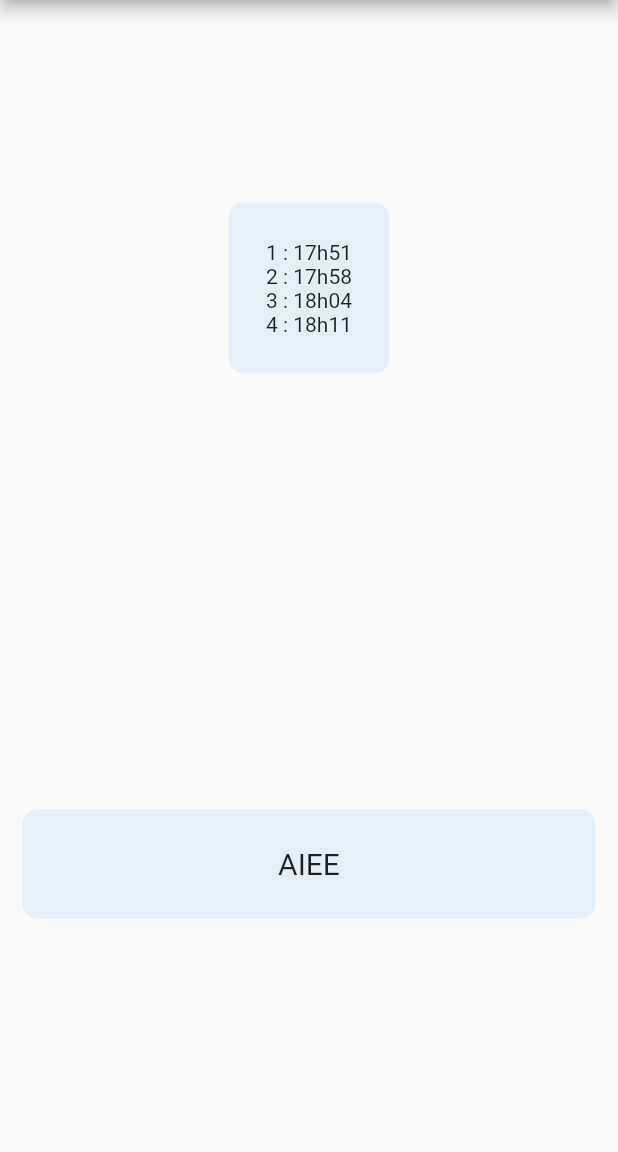
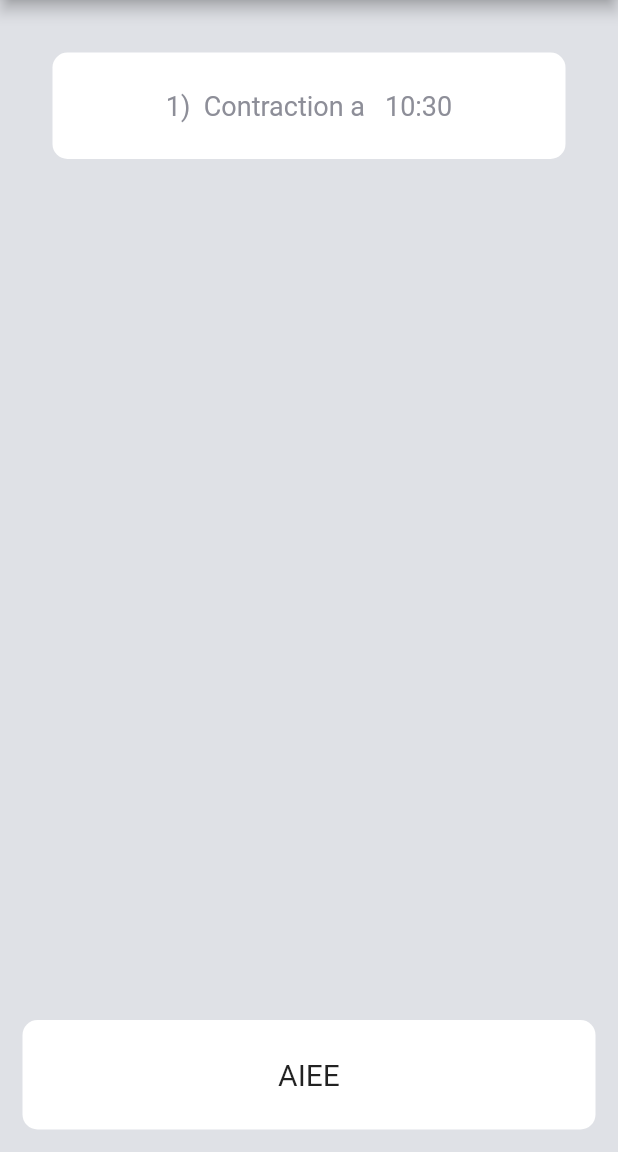
Before and after one commit to yos95/wtime, a Flutter app: the screen it shows after launch, after a tap on "AIEE", on a phone screen of 412 x 824 dp, the part 84-1236 px from its top. Run offline on Flutter 3.47's test engine with Material 2 defaults, Android fonts, the phone set to English and light mode, and no system bars; our stand-ins replace sqflite; accounts and stored records are empty.

Commit message:
finish 1/2

```diff
--- a/lib/main.dart
+++ b/lib/main.dart
@@ -1,4 +1,6 @@
 import 'package:flutter/material.dart';
+import 'package:wtime/utilities/constant.dart';
+import 'screens/home.dart';
 
 void main() => runApp(MyApp());
 
@@ -6,92 +8,12 @@ class MyApp extends StatelessWidget {
   @override
   Widget build(BuildContext context) {
     return MaterialApp(
-      title: 'Flutter Demo',
+      title: 'Wtime',
       theme: ThemeData(
-        brightness: Brightness.light,
-        primaryColor: Colors.blue,
+        scaffoldBackgroundColor: colorBackgroundScaffold,
       ),
       debugShowCheckedModeBanner: false,
-      home: MyHomePage(),
+      home: Home(),
     );
   }
 }
-
-class MyHomePage extends StatefulWidget {
-  @override
-  _MyHomePageState createState() => _MyHomePageState();
-}
-
-class _MyHomePageState extends State<MyHomePage> {
-  List<Widget> tabContract = [
-    Text('1 : 17h51'),
-    Text('2 : 17h58'),
-    Text('3 : 18h04'),
-    Text('4 : 18h11'),
-  ];
-  @override
-  Widget build(BuildContext context) {
-    return Scaffold(
-      appBar: AppBar(
-        title: Text("Wtime"),
-      ),
-      body: Center(
-        child: Column(
-          mainAxisSize: MainAxisSize.max,
-          mainAxisAlignment: MainAxisAlignment.center,
-          children: <Widget>[
-            Expanded(
-              child: Column(
-                mainAxisSize: MainAxisSize.max,
-                mainAxisAlignment: MainAxisAlignment.center,
-                children: <Widget>[
-                  Container(
-                    margin: EdgeInsets.all(15.0),
-                    padding: EdgeInsets.all(25.0),
-                    decoration: BoxDecoration(
-                      color: Colors.blue.withOpacity(0.1),
-                      borderRadius: BorderRadius.circular(10.0),
-                    ),
-                    child: Column(
-                      mainAxisAlignment: MainAxisAlignment.spaceEvenly,
-                      children: tabContract,
-                    ),
-                  ),
-                ],
-              ),
-            ),
-            Expanded(
-              child: Column(
-                mainAxisSize: MainAxisSize.max,
-                mainAxisAlignment: MainAxisAlignment.center,
-                children: <Widget>[
-                  GestureDetector(
-                    onTap: () {},
-                    child: Container(
-                      margin: EdgeInsets.all(15.0),
-                      padding: EdgeInsets.all(25.0),
-                      decoration: BoxDecoration(
-                        color: Colors.blue.withOpacity(0.1),
-                        borderRadius: BorderRadius.circular(10.0),
-                      ),
-                      child: Row(
-                        mainAxisSize: MainAxisSize.max,
-                        mainAxisAlignment: MainAxisAlignment.center,
-                        children: <Widget>[
-                          Text(
-                            'AIEE',
-                            style: TextStyle(fontSize: 20.0),
-                          ),
-                        ],
-                      ),
-                    ),
-                  ),
-                ],
-              ),
-            ),
-          ],
-        ),
-      ),
-    );
-  }
-}
--- /dev/null
+++ b/lib/screens/home.dart
@@ -0,0 +1,116 @@
+import 'package:flutter/material.dart';
+import 'package:wtime/services/databaseHelper.dart';
+
+class Home extends StatefulWidget {
+  @override
+  _HomeState createState() => _HomeState();
+}
+
+class _HomeState extends State<Home> {
+  List<Widget> tableContract = [
+    Text('Aucune contraction'),
+  ];
+  final dbHelper = DatabaseHelper.instance;
+  @override
+  void initState() {
+    // TODO: implement initState
+    super.initState();
+    _delete();
+  }
+
+  @override
+  Widget build(BuildContext context) {
+    return Scaffold(
+      appBar: AppBar(
+        title: Text("Wtime"),
+      ),
+      body: SafeArea(
+        child: Center(
+          child: Column(
+            children: <Widget>[
+              Expanded(
+                child: Column(
+                  mainAxisAlignment: MainAxisAlignment.spaceBetween,
+                  crossAxisAlignment: CrossAxisAlignment.stretch,
+                  children: <Widget>[
+                    Container(
+                      margin: EdgeInsets.all(35.0),
+                      padding: EdgeInsets.all(25.0),
+                      decoration: BoxDecoration(
+                        color: Colors.white,
+                        borderRadius: BorderRadius.circular(10.0),
+                      ),
+                      child: Column(
+                        children: tableContract,
+                      ),
+                    ),
+                    Container(
+                      child: GestureDetector(
+                        onTap: () {
+                          setState(() {
+                            _insert();
+                            _query();
+                          });
+                        },
+                        child: Container(
+                          margin: EdgeInsets.all(15.0),
+                          padding: EdgeInsets.all(25.0),
+                          decoration: BoxDecoration(
+                            color: Colors.white,
+                            borderRadius: BorderRadius.circular(10.0),
+                          ),
+                          child: Center(
+                            child: Text(
+                              'AIEE',
+                              style: TextStyle(fontSize: 20.0),
+                            ),
+                          ),
+                        ),
+                      ),
+                    ),
+                  ],
+                ),
+              ),
+            ],
+          ),
+        ),
+      ),
+    );
+  }
+
+  void _insert() async {
+    // row to insert
+    Map<String, dynamic> row = {
+      DatabaseHelper.columnName: DateTime.now().millisecondsSinceEpoch,
+    };
+    final id = await dbHelper.insert(row);
+    print('inserted row id: $id');
+  }
+
+  void _query() async {
+    final allRows = await dbHelper.queryAllRows();
+    print('query all rows:');
+    tableContract.clear();
+    allRows.forEach((row) {
+      var date = new DateTime.fromMicrosecondsSinceEpoch(row['heure'] * 1000);
+      var dateFormater = date.hour.toString() + ':' + date.minute.toString();
+      var id = row['_id'].toString();
+      print('Id : ' + row['_id'].toString() + 'Heure : ' + dateFormater);
+
+      tableContract.add(Text(
+        id + ')  Contraction a   ' + dateFormater,
+        style: TextStyle(
+          fontSize: 18.0,
+          color: Color(0xFF8D8E98),
+        ),
+      ));
+    });
+  }
+
+  void _delete() async {
+    // Assuming that the number of rows is the id for the last row.
+    final id = await dbHelper.queryRowCount();
+    final rowsDeleted = await dbHelper.deleteALL();
+    print('deleted $rowsDeleted row(s): row $id');
+  }
+}
--- /dev/null
+++ b/lib/services/databaseHelper.dart
@@ -0,0 +1,89 @@
+import 'dart:io';
+
+import 'package:path/path.dart';
+import 'package:sqflite/sqflite.dart';
+import 'package:path_provider/path_provider.dart';
+
+class DatabaseHelper {
+  static final _databaseName = "Contraction.db";
+  static final _databaseVersion = 1;
+
+  static final table = 'contraction';
+
+  static final columnId = '_id';
+  static final columnName = 'heure';
+
+  // make this a singleton class
+  DatabaseHelper._privateConstructor();
+  static final DatabaseHelper instance = DatabaseHelper._privateConstructor();
+
+  // only have a single app-wide reference to the database
+  static Database _database;
+  Future<Database> get database async {
+    if (_database != null) return _database;
+    // lazily instantiate the db the first time it is accessed
+    _database = await _initDatabase();
+    return _database;
+  }
+
+  // this opens the database (and creates it if it doesn't exist)
+  _initDatabase() async {
+    Directory documentsDirectory = await getApplicationDocumentsDirectory();
+    String path = join(documentsDirectory.path, _databaseName);
+    return await openDatabase(path,
+        version: _databaseVersion, onCreate: _onCreate);
+  }
+
+  // SQL code to create the database table
+  Future _onCreate(Database db, int version) async {
+    await db.execute('''
+          CREATE TABLE $table (
+            $columnId INTEGER PRIMARY KEY,
+            $columnName INTEGER NOT NULL
+
+          )
+          ''');
+  }
+
+  // Helper methods
+
+  // Inserts a row in the database where each key in the Map is a column name
+  // and the value is the column value. The return value is the id of the
+  // inserted row.
+  Future<int> insert(Map<String, dynamic> row) async {
+    Database db = await instance.database;
+    return await db.insert(table, row);
+  }
+
+  // All of the rows are returned as a list of maps, where each map is
+  // a key-value list of columns.
+  Future<List<Map<String, dynamic>>> queryAllRows() async {
+    Database db = await instance.database;
+    return await db.query(table);
+  }
+
+  // All of the methods (insert, query, update, delete) can also be done using
+  // raw SQL commands. This method uses a raw query to give the row count.
+  Future<int> queryRowCount() async {
+    Database db = await instance.database;
+    return Sqflite.firstIntValue(
+        await db.rawQuery('SELECT COUNT(*) FROM $table'));
+  }
+
+  // We are assuming here that the id column in the map is set. The other
+  // column values will be used to update the row.
+  Future<int> update(Map<String, dynamic> row) async {
+    Database db = await instance.database;
+    int id = row[columnId];
+    return await db.update(table, row, where: '$columnId = ?', whereArgs: [id]);
+  }
+
+  // Deletes the row specified by the id. The number of affected rows is
+  // returned. This should be 1 as long as the row exists.
+  Future<int> deleteALL() async {
+    Database db = await instance.database;
+    return await db.delete(
+      table,
+    );
+  }
+}
--- /dev/null
+++ b/lib/utilities/constant.dart
@@ -0,0 +1,3 @@
+import 'package:flutter/material.dart';
+
+const colorBackgroundScaffold = Color(0xFFDFE1E6);
--- a/pubspec.yaml
+++ b/pubspec.yaml
@@ -24,6 +24,7 @@ dependencies:
   # Use with the CupertinoIcons class for iOS style icons.
   cupertino_icons: ^0.1.2
   sqflite: ^1.1.6+1
+  path_provider: ^ 0.4.1
 dev_dependencies:
   flutter_test:
     sdk: flutter
```
Also changed, not shown: pubspec.lock.
